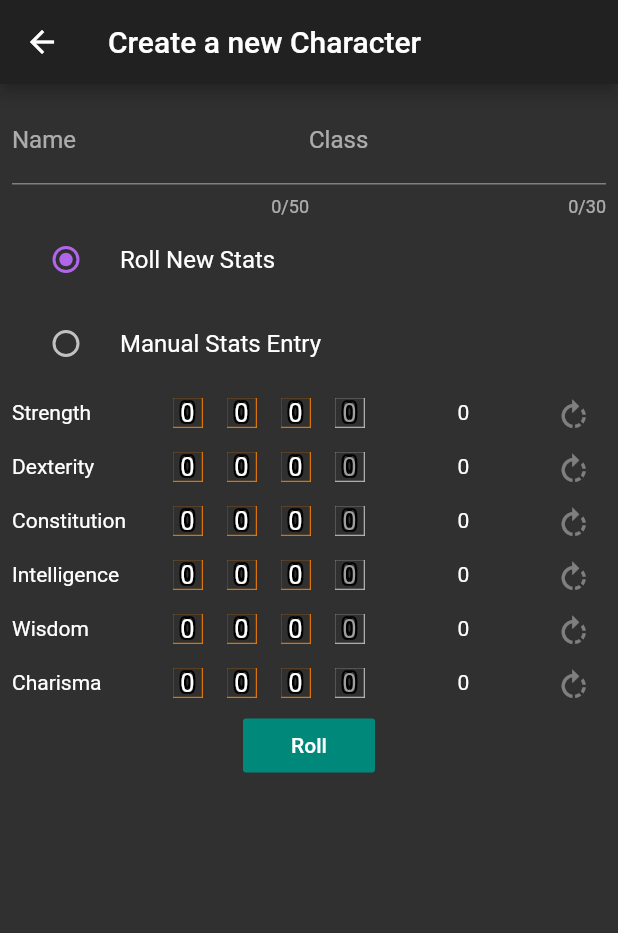
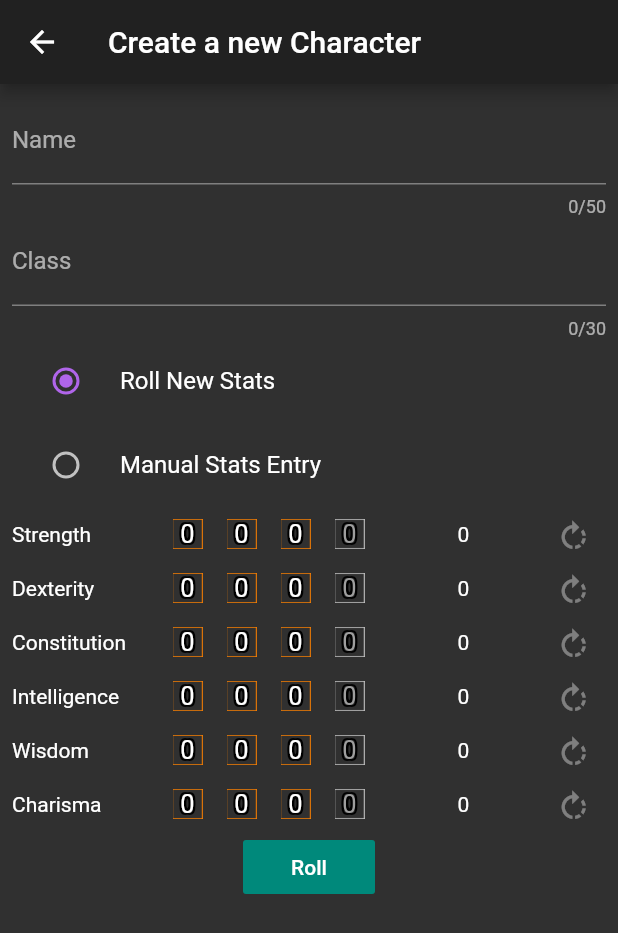
Before and after one commit to hansied67/flutter_dice_roller, a Flutter app: the CharacterCreationScreen screen opened by its route, on a phone screen of 412 x 824 dp. Shown: the top 933 px of the screen. Run offline on Flutter 3.47's test engine with Material 2 defaults, Android fonts, the phone set to English and light mode, and no system bars; drawn by our look-alikes of auto_size_text; our stand-ins replace audioplayers, flutter_colorpicker, reorderables, shared_preferences, tuple; accounts and stored records are empty.

Commit message:
squashed some bugs

```diff
--- a/lib/screens/characters/character_creation/custom_form.dart
+++ b/lib/screens/characters/character_creation/custom_form.dart
@@ -79,11 +79,7 @@ class _CustomFormState extends State<CustomForm> {
       key: _formKey,
       child: Column(
         children: [
-          Row(
-            mainAxisAlignment: MainAxisAlignment.center,
-            children: [
-              Flexible(
-                child: TextFormField(
+          TextFormField(
             textAlign: TextAlign.center,
             maxLength: 50,
             controller: _name,
@@ -102,10 +98,8 @@ class _CustomFormState extends State<CustomForm> {
                 print("name");
               }
             }
-                )
           ),
-              Flexible(
-                child: TextFormField(
+          TextFormField(
             textAlign: TextAlign.center,
             maxLength: 30,
             controller: _class,
@@ -124,9 +118,6 @@ class _CustomFormState extends State<CustomForm> {
                 print("class");
               }
             }
-                )
-              )
-            ]
           ),
           RadioListTile(
             title: Text("Roll New Stats"),
@@ -140,7 +131,7 @@ class _CustomFormState extends State<CustomForm> {
           ),
           RadioListTile(
             title: Text("Manual Stats Entry"),
-            value: "ManualStats Entry",
+            value: "Manual Stats Entry",
             groupValue: _statChoice,
             onChanged: (value) {
               setState(() {
--- a/lib/screens/standard/standard_dice/dice_rolls.dart
+++ b/lib/screens/standard/standard_dice/dice_rolls.dart
@@ -48,6 +48,10 @@ class DiceRolls extends ChangeNotifier {
 
   void setInfo(List list) {
     _diceCounts = list[0];
+
+    if (_diceCounts[_custom] == null) {
+      _diceCounts[_custom] = 0;
+    }
     _mod = int.parse(list[1]);
     _currentDice = list[2];
     _diceButtonsDisplay.clear();
```
Also changed, not shown: lib/screens/standard/custom/custom_card.dart (+3 -5 lines). Lines whose indentation alone changed are shown as unchanged.
